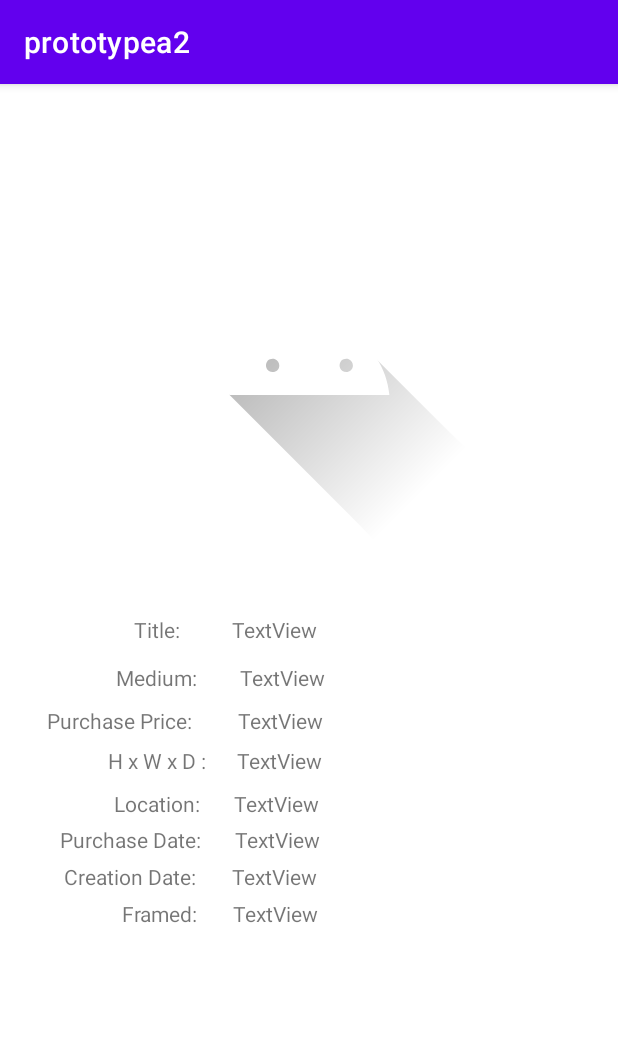
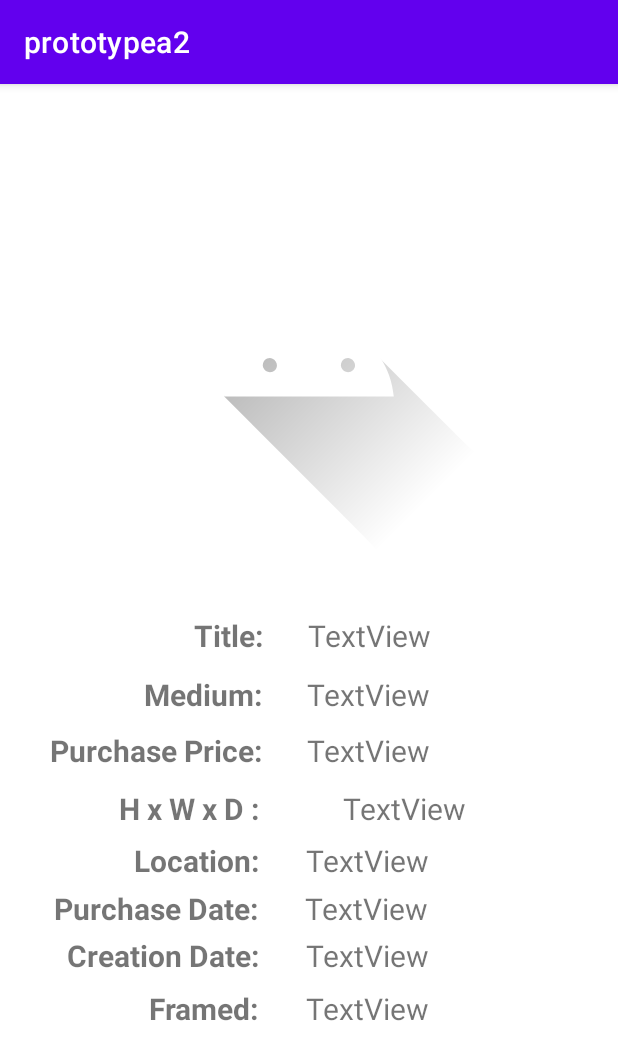
Before and after one commit to h-morales1/invPrototypes, an Android app: the fragment ViewItemFragment shown on its own in the app's theme, on a phone screen of 412 x 824 dp. Shown: the top 1060 px of the screen. Run offline under Robolectric (Android 15) with nearby library versions, the phone set to English and light mode, and no system bars.

Commit message:
implemented creation date into db, add item fragment and product class, view item too

```diff
--- a/app/src/main/java/h/morales/prototypea2/AddItemFragment.java
+++ b/app/src/main/java/h/morales/prototypea2/AddItemFragment.java
@@ -61,6 +61,7 @@ public class AddItemFragment extends Fragment {
             addItemDepthET,
             addItemLocationET,
             addItemWidthET,
+            addItemCreationDateET,
             addItemPurchaseDateET;
 
     CheckBox addItemCBX; // framed or not cbx
@@ -132,6 +133,7 @@ public class AddItemFragment extends Fragment {
         addItemDepthET = (EditText) view.findViewById(R.id.addItemDepthET);
         addItemLocationET = (EditText) view.findViewById(R.id.addItemLocationET);
         addItemWidthET = (EditText) view.findViewById(R.id.addItemWidthET);
+        addItemCreationDateET = (EditText) view.findViewById(R.id.addItemCreationDateET);
         addItemPurchaseDateET = (EditText) view.findViewById(R.id.addItemDateET);
 
 
@@ -164,6 +166,7 @@ public class AddItemFragment extends Fragment {
                 String pLocation = addItemLocationET.getText().toString();
                 String pWidth = addItemWidthET.getText().toString();
                 String pPurchaseDate = addItemPurchaseDateET.getText().toString();
+                String pCreationDate = addItemCreationDateET.getText().toString();
                 String isFramed = String.valueOf(addItemCBX.isChecked());
 
                 //transfer data from add item form to main activity for processing
@@ -183,6 +186,7 @@ public class AddItemFragment extends Fragment {
                     itemViewModel.setLocation(pLocation);
                     itemViewModel.setWidth(pWidth);
                     itemViewModel.setPurchaseDate(pPurchaseDate);
+                    itemViewModel.setProdCreationDate(pCreationDate);
                     itemViewModel.setIsFramed(isFramed);
                     itemViewModel.setSaveToDB(true); // save to db
                 }
--- a/app/src/main/java/h/morales/prototypea2/ItemViewModel.java
+++ b/app/src/main/java/h/morales/prototypea2/ItemViewModel.java
@@ -21,6 +21,7 @@ public class ItemViewModel  extends ViewModel {
     private final MutableLiveData<String> prodIsFramed = new MutableLiveData<String>();
 
     private final MutableLiveData<String> prodUri = new MutableLiveData<>();
+    private final MutableLiveData<String> prodCreationDate = new MutableLiveData<>();
 
     private final MutableLiveData<Boolean> saveToDB = new MutableLiveData<>();
 
@@ -76,6 +77,8 @@ public class ItemViewModel  extends ViewModel {
         prodUri.setValue(item);
     }
 
+    public void setProdCreationDate(String item) { prodCreationDate.setValue(item); }
+
     public void setSaveToDB(Boolean bool) { saveToDB.setValue(bool);}
 
     //getters
@@ -119,6 +122,8 @@ public class ItemViewModel  extends ViewModel {
         return prodUri;
     }
 
+    public LiveData<String> getProdCreationDate () { return prodCreationDate; }
+
     public MutableLiveData<ArrayList<LiveData<String>>> getAll() {
         MutableLiveData<ArrayList<LiveData<String>>> prods = new MutableLiveData<ArrayList<LiveData<String>>>();
         ArrayList<LiveData<String>> product = new ArrayList<>();
--- a/app/src/main/res/layout/fragment_view_item.xml
+++ b/app/src/main/res/layout/fragment_view_item.xml
@@ -14,8 +14,8 @@
 
         <ImageView
             android:id="@+id/pieceIV"
-            android:layout_width="250dp"
-            android:layout_height="250dp"
+            android:layout_width="333sp"
+            android:layout_height="265sp"
             android:layout_marginBottom="400dp"
             android:src="@drawable/ic_launcher_foreground"
             app:layout_constraintBottom_toBottomOf="parent"
@@ -27,9 +27,11 @@
             android:id="@+id/titleDisplayTV"
             android:layout_width="wrap_content"
             android:layout_height="wrap_content"
-            android:layout_marginEnd="200dp"
+            android:layout_marginEnd="103dp"
             android:layout_marginBottom="350dp"
             android:text="@string/view_item_title"
+            android:textSize="20sp"
+            android:textStyle="bold"
             app:layout_constraintBottom_toBottomOf="parent"
             app:layout_constraintEnd_toEndOf="parent"
             app:layout_constraintStart_toStartOf="parent"
@@ -39,9 +41,11 @@
             android:id="@+id/titleTV"
             android:layout_width="wrap_content"
             android:layout_height="wrap_content"
-            android:layout_marginEnd="170dp"
+            android:layout_marginEnd="100dp"
             android:layout_marginBottom="350dp"
             android:text="TextView"
+            android:textAlignment="center"
+            android:textSize="20sp"
             app:layout_constraintBottom_toBottomOf="parent"
             app:layout_constraintEnd_toEndOf="parent"
             app:layout_constraintStart_toEndOf="@+id/titleDisplayTV"
@@ -51,9 +55,11 @@
             android:id="@+id/mediumDisplayTV"
             android:layout_width="wrap_content"
             android:layout_height="wrap_content"
-            android:layout_marginEnd="200dp"
-            android:layout_marginBottom="350dp"
+            android:layout_marginEnd="137dp"
+            android:layout_marginBottom="335dp"
             android:text="@string/view_item_medium"
+            android:textSize="20sp"
+            android:textStyle="bold"
             app:layout_constraintBottom_toBottomOf="parent"
             app:layout_constraintEnd_toEndOf="parent"
             app:layout_constraintStart_toStartOf="parent"
@@ -63,9 +69,11 @@
             android:id="@+id/mediumTV"
             android:layout_width="wrap_content"
             android:layout_height="wrap_content"
-            android:layout_marginEnd="170dp"
-            android:layout_marginBottom="350dp"
+            android:layout_marginEnd="100dp"
+            android:layout_marginBottom="335dp"
             android:text="TextView"
+            android:textAlignment="center"
+            android:textSize="20sp"
             app:layout_constraintBottom_toBottomOf="parent"
             app:layout_constraintEnd_toEndOf="parent"
             app:layout_constraintStart_toEndOf="@+id/mediumDisplayTV"
@@ -75,9 +83,11 @@
             android:id="@+id/purchasePriceDisplayTV"
             android:layout_width="wrap_content"
             android:layout_height="wrap_content"
-            android:layout_marginEnd="250dp"
-            android:layout_marginBottom="325dp"
+            android:layout_marginEnd="200dp"
+            android:layout_marginBottom="300dp"
             android:text="@string/view_item_purchase_price"
+            android:textSize="20sp"
+            android:textStyle="bold"
             app:layout_constraintBottom_toBottomOf="parent"
             app:layout_constraintEnd_toEndOf="parent"
             app:layout_constraintStart_toStartOf="parent"
@@ -87,9 +97,11 @@
             android:id="@+id/purchasePriceTV"
             android:layout_width="wrap_content"
             android:layout_height="wrap_content"
-            android:layout_marginEnd="170dp"
-            android:layout_marginBottom="325dp"
+            android:layout_marginEnd="100dp"
+            android:layout_marginBottom="300dp"
             android:text="TextView"
+            android:textAlignment="center"
+            android:textSize="20sp"
             app:layout_constraintBottom_toBottomOf="parent"
             app:layout_constraintEnd_toEndOf="parent"
             app:layout_constraintStart_toEndOf="@+id/purchasePriceDisplayTV"
@@ -99,9 +111,11 @@
             android:id="@+id/HWDDisplayTV"
             android:layout_width="wrap_content"
             android:layout_height="wrap_content"
-            android:layout_marginEnd="200dp"
-            android:layout_marginBottom="300dp"
+            android:layout_marginEnd="155dp"
+            android:layout_marginBottom="260dp"
             android:text="@string/view_item_HWD"
+            android:textSize="20sp"
+            android:textStyle="bold"
             app:layout_constraintBottom_toBottomOf="parent"
             app:layout_constraintEnd_toEndOf="parent"
             app:layout_constraintStart_toStartOf="parent"
@@ -111,9 +125,11 @@
             android:id="@+id/HWDTV"
             android:layout_width="wrap_content"
             android:layout_height="wrap_content"
-            android:layout_marginEnd="180dp"
-            android:layout_marginBottom="300dp"
+            android:layout_marginEnd="50dp"
+            android:layout_marginBottom="260dp"
             android:text="TextView"
+            android:textAlignment="center"
+            android:textSize="20sp"
             app:layout_constraintBottom_toBottomOf="parent"
             app:layout_constraintEnd_toEndOf="parent"
             app:layout_constraintStart_toEndOf="@+id/HWDDisplayTV"
@@ -123,9 +139,11 @@
             android:id="@+id/locationDisplayTV"
             android:layout_width="wrap_content"
             android:layout_height="wrap_content"
-            android:layout_marginEnd="200dp"
-            android:layout_marginBottom="270dp"
+            android:layout_marginEnd="145dp"
+            android:layout_marginBottom="230dp"
             android:text="@string/view_item_locaiton"
+            android:textSize="20sp"
+            android:textStyle="bold"
             app:layout_constraintBottom_toBottomOf="parent"
             app:layout_constraintEnd_toEndOf="parent"
             app:layout_constraintStart_toStartOf="parent"
@@ -135,9 +153,11 @@
             android:id="@+id/locationTV"
             android:layout_width="wrap_content"
             android:layout_height="wrap_content"
-            android:layout_marginEnd="180dp"
-            android:layout_marginBottom="270dp"
+            android:layout_marginEnd="100dp"
+            android:layout_marginBottom="230dp"
             android:text="TextView"
+            android:textAlignment="center"
+            android:textSize="20sp"
             app:layout_constraintBottom_toBottomOf="parent"
             app:layout_constraintEnd_toEndOf="parent"
             app:layout_constraintStart_toEndOf="@+id/locationDisplayTV"
@@ -147,9 +167,11 @@
             android:id="@+id/purchaseDateDisplayTV"
             android:layout_width="wrap_content"
             android:layout_height="wrap_content"
-            android:layout_marginEnd="235dp"
-            android:layout_marginBottom="250dp"
+            android:layout_marginEnd="200dp"
+            android:layout_marginBottom="200dp"
             android:text="@string/view_item_purchase_date"
+            android:textSize="20sp"
+            android:textStyle="bold"
             app:layout_constraintBottom_toBottomOf="parent"
             app:layout_constraintEnd_toEndOf="parent"
             app:layout_constraintStart_toStartOf="parent"
@@ -159,9 +181,11 @@
             android:id="@+id/purchaseDateTV"
             android:layout_width="wrap_content"
             android:layout_height="wrap_content"
-            android:layout_marginEnd="180dp"
-            android:layout_marginBottom="250dp"
+            android:layout_marginEnd="100dp"
+            android:layout_marginBottom="200dp"
             android:text="TextView"
+            android:textAlignment="center"
+            android:textSize="20sp"
             app:layout_constraintBottom_toBottomOf="parent"
             app:layout_constraintEnd_toEndOf="parent"
             app:layout_constraintStart_toEndOf="@+id/purchaseDateDisplayTV"
@@ -171,9 +195,11 @@
             android:id="@+id/creationDisplayTV"
             android:layout_width="wrap_content"
             android:layout_height="wrap_content"
-            android:layout_marginEnd="235dp"
-            android:layout_marginBottom="225dp"
+            android:layout_marginEnd="190dp"
+            android:layout_marginBottom="170dp"
             android:text="@string/view_item_creation_date"
+            android:textSize="20sp"
+            android:textStyle="bold"
             app:layout_constraintBottom_toBottomOf="parent"
             app:layout_constraintEnd_toEndOf="parent"
             app:layout_constraintStart_toStartOf="parent"
@@ -183,9 +209,11 @@
             android:id="@+id/creationDateTV"
             android:layout_width="wrap_content"
             android:layout_height="wrap_content"
-            android:layout_marginEnd="180dp"
-            android:layout_marginBottom="225dp"
+            android:layout_marginEnd="100dp"
+            android:layout_marginBottom="170dp"
             android:text="TextView"
+            android:textAlignment="center"
+            android:textSize="20sp"
             app:layout_constraintBottom_toBottomOf="parent"
             app:layout_constraintEnd_toEndOf="parent"
             app:layout_constraintStart_toEndOf="@+id/creationDisplayTV"
@@ -195,9 +223,11 @@
             android:id="@+id/framedDisplayTV"
             android:layout_width="wrap_content"
             android:layout_height="wrap_content"
-            android:layout_marginEnd="195dp"
-            android:layout_marginBottom="200dp"
+            android:layout_marginEnd="135dp"
+            android:layout_marginBottom="130dp"
             android:text="@string/view_item_framed"
+            android:textSize="20sp"
+            android:textStyle="bold"
             app:layout_constraintBottom_toBottomOf="parent"
             app:layout_constraintEnd_toEndOf="parent"
             app:layout_constraintStart_toStartOf="parent"
@@ -207,13 +237,16 @@
             android:id="@+id/framedTV"
             android:layout_width="wrap_content"
             android:layout_height="wrap_content"
-            android:layout_marginEnd="180dp"
-            android:layout_marginBottom="200dp"
+            android:layout_marginEnd="100dp"
+            android:layout_marginBottom="130dp"
             android:text="TextView"
+            android:textAlignment="center"
+            android:textSize="20sp"
             app:layout_constraintBottom_toBottomOf="parent"
             app:layout_constraintEnd_toEndOf="parent"
             app:layout_constraintStart_toEndOf="@+id/framedDisplayTV"
             app:layout_constraintTop_toBottomOf="@+id/creationDateTV" />
+
     </androidx.constraintlayout.widget.ConstraintLayout>
 
 </FrameLayout>
--- a/app/src/main/res/values/strings.xml
+++ b/app/src/main/res/values/strings.xml
@@ -42,4 +42,5 @@
     <string name="view_item_purchase_date">"Purchase Date: "</string>
     <string name="view_item_creation_date">"Creation Date: "</string>
     <string name="view_item_framed">"Framed: "</string>
+    <string name="add_item_creation_date">Creation Date</string>
 </resources>
```
Also changed, not shown: app/src/main/java/h/morales/prototypea2/DataBaseManager.java (+12 -3 lines), app/src/main/java/h/morales/prototypea2/MainActivity.java (+7 -1 lines), app/src/main/java/h/morales/prototypea2/Product.java (+9 -1 lines), app/src/main/java/h/morales/prototypea2/ViewItemFragment.java (+6 -1 lines), app/src/main/res/layout/fragment_add_item.xml (+14 -1 lines).
